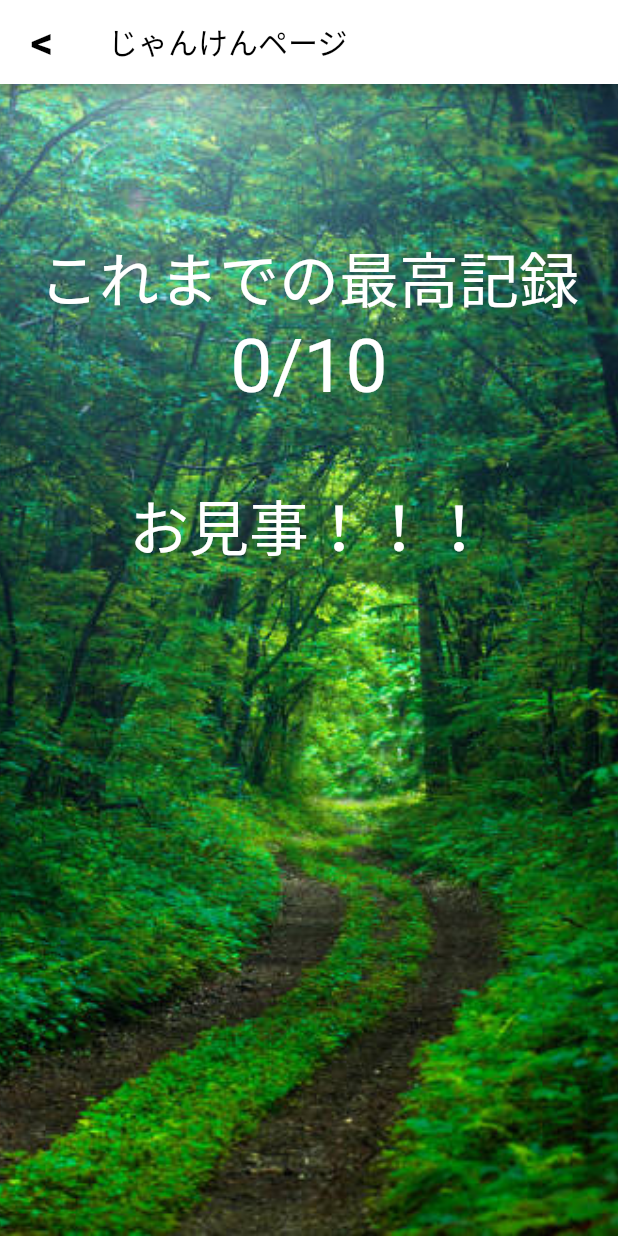
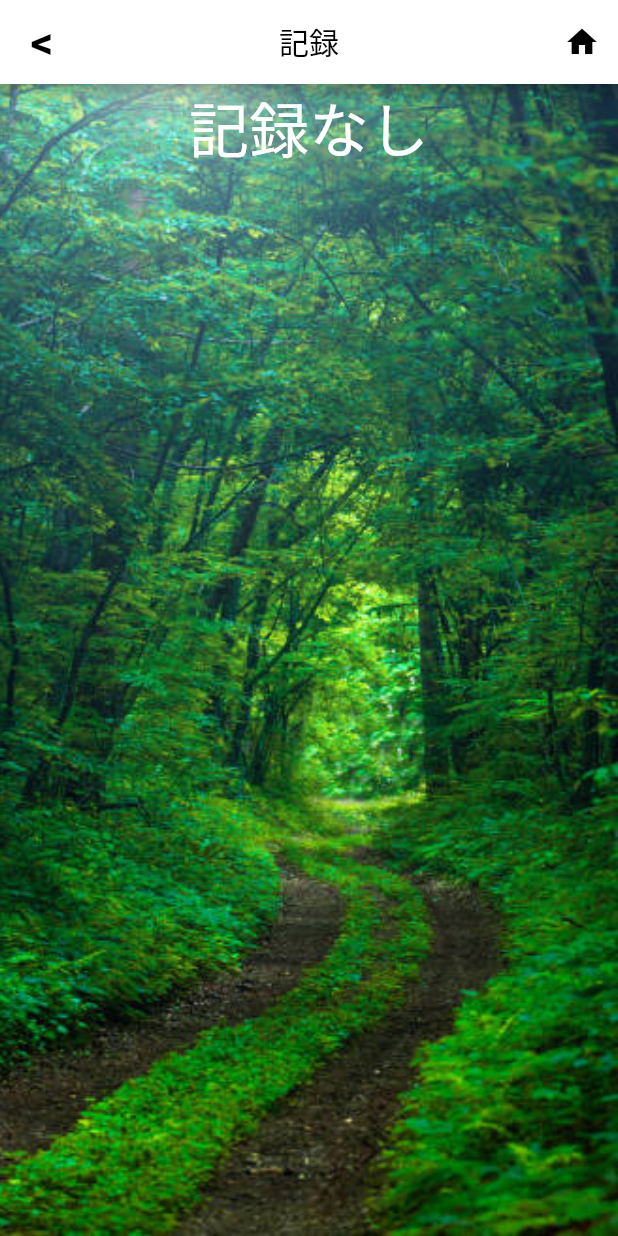
Before and after one commit to s1280121/janken, a Flutter app: the OneMainPage screen opened directly, after a tap on "最高記録", on a phone screen of 412 x 824 dp. Run offline on Flutter 3.47's test engine with Material 2 defaults, Android fonts, the light colour scheme and no system bars; our stand-ins replace google_fonts, page_transition, shared_preferences; accounts and stored records are empty; statements that could not run were skipped.

Commit message:
画面遷移アニメーション & 記録更新!!完了

```diff
--- /dev/null
+++ b/lib/common/appbar.dart
@@ -0,0 +1,44 @@
+import 'package:flutter/material.dart';
+import 'package:janken/main.dart';
+
+
+//共通のAppBar
+
+class CommonAppBar extends StatelessWidget implements PreferredSizeWidget {
+  final Text title;
+  final Widget pop;
+  final AppBar appBar;
+
+  const CommonAppBar({Key? key, required this.title, required this.appBar, required this.pop})
+      : super(key: key);
+
+  @override
+  Widget build(BuildContext context) {
+    return AppBar(
+      title: title,
+      leading: pop,
+      backgroundColor: Colors.white,
+      centerTitle: true,
+      actions: <Widget>[
+        IconButton(
+          icon: const Icon(
+            Icons.home,
+            color: Colors.black,
+          ),
+          onPressed: () {
+            Navigator.push(
+              context,
+              MaterialPageRoute(
+                builder: (context) => const MyApp(),
+                fullscreenDialog: true,
+              ),
+            );
+          },
+        ),
+      ],
+    );
+  }
+
+  @override
+  Size get preferredSize => Size.fromHeight(appBar.preferredSize.height);
+}
--- /dev/null
+++ b/lib/common/backbutton.dart
@@ -0,0 +1,29 @@
+import 'package:flutter/material.dart';
+import 'package:page_transition/page_transition.dart';
+
+
+class CustomBackButton extends StatelessWidget {
+  final Widget screen;
+
+  const CustomBackButton({Key? key, required this.screen}) : super(key: key);
+
+  @override
+  Widget build(BuildContext context) {
+    return TextButton(
+      child: const Text('<', style: TextStyle(
+          color: Colors.black,
+          fontWeight: FontWeight.bold,
+          fontSize: 30,
+        ),
+      ),
+      onPressed: () {
+        Navigator.push(context,
+          PageTransition(
+            child: screen, //画面遷移先
+            type: PageTransitionType.fade,
+            duration: Duration(milliseconds: 300),//アニメーションの時間
+          ),
+        );},
+    );
+  }
+}
--- a/lib/game_one/backbutton.dart
+++ /dev/null
@@ -1,51 +0,0 @@
-import 'package:flutter/material.dart';
-import 'package:janken/main.dart';
-
-import 'home.dart';
-
-class WinPageBackButton extends StatelessWidget {
-  const WinPageBackButton({Key? key}) : super(key: key);
-
-  @override
-  Widget build(BuildContext context) {
-    return TextButton(
-      child: const Text(
-        '<',
-        style: TextStyle(
-          color: Colors.black,
-          fontWeight: FontWeight.bold,
-          fontSize: 30,
-        ),
-      ),
-      onPressed: () {
-        // ここで任意の処理
-        Navigator.push(context,
-          MaterialPageRoute(builder: (context) => OneMainPage()),
-        );      },
-    );
-  }
-}
-
-
-class OneMainPageBackButton extends StatelessWidget {
-  const OneMainPageBackButton({Key? key}) : super(key: key);
-
-  @override
-  Widget build(BuildContext context) {
-    return TextButton(
-      child: const Text(
-        '<',
-        style: TextStyle(
-          color: Colors.black,
-          fontWeight: FontWeight.bold,
-          fontSize: 30,
-        ),
-      ),
-      onPressed: () {
-        // ここで任意の処理
-        Navigator.push(context,
-          MaterialPageRoute(builder: (context) => MyHomePage()),
-        );      },
-    );
-  }
-}
--- a/lib/game_one/home.dart
+++ b/lib/game_one/home.dart
@@ -1,28 +1,28 @@
 import 'package:flutter/material.dart';
-import 'package:janken/game_one/winPage.dart';
+import 'package:janken/game_one/result.dart';
+import 'package:janken/main.dart';
+import 'package:page_transition/page_transition.dart';
+import 'answer.dart';
 
-import 'answer.dart';
-import 'backbutton.dart';
+import '../common/appbar.dart';
+import '../common/backbutton.dart';
 
 class OneMainPage extends StatefulWidget {
   OneMainPage({Key? key}) : super(key: key);
-
 
   @override
   _OneMainPageState createState() => _OneMainPageState();
 }
 
 class _OneMainPageState extends State<OneMainPage> {
-
   int N = -1;
 
   @override
   Widget build(BuildContext context) {
     return Scaffold(
-      appBar: AppBar(
+      appBar: CommonAppBar(
         title: Text('100連じゃんけん'),
-        automaticallyImplyLeading: false, // 自動で生成される戻るボタンを無効化
-        leading: OneMainPageBackButton(),
+        pop: CustomBackButton(screen: MyApp(),), appBar: AppBar(),
       ),
       body: Container(
         decoration: const BoxDecoration(
@@ -47,10 +47,11 @@ class _OneMainPageState extends State<OneMainPage> {
                       onPrimary: Colors.white,
                     ),
                     onPressed: () {
-                      Navigator.push(
-                        context,
-                        MaterialPageRoute(
-                          builder: (BuildContext context) => WinPage(winN: N),
+                      Navigator.push(context,
+                        PageTransition(
+                          child: ResultPage(winN: N), //画面遷移先
+                          type: PageTransitionType.fade,
+                          duration: Duration(milliseconds: 300),//アニメーションの時間
                         ),
                       );
                     },
@@ -75,8 +76,11 @@ class _OneMainPageState extends State<OneMainPage> {
                   borderRadius: BorderRadius.circular(60),
                 ),
                 onPressed: () {
-                  Navigator.push(context, MaterialPageRoute(
-                      builder: (BuildContext context) => AnswerPage(title: 'dora',),
+                  Navigator.push(context,
+                    PageTransition(
+                      child: AnswerPage(title: 'dora'), //画面遷移先
+                      type: PageTransitionType.fade,
+                      duration: Duration(milliseconds: 300),//アニメーションの時間
                     ),
                   );
                 },
--- /dev/null
+++ b/lib/game_one/result.dart
@@ -0,0 +1,143 @@
+import 'package:flutter/material.dart';
+import 'package:google_fonts/google_fonts.dart';
+import 'package:janken/game_one/home.dart';
+import 'package:page_transition/page_transition.dart';
+import 'package:shared_preferences/shared_preferences.dart';
+
+import '../common/appbar.dart';
+import '../common/backbutton.dart';
+
+
+class ResultPage extends StatefulWidget {
+  int winN;
+  ResultPage({Key? key, required this.winN}) : super(key: key);
+
+  @override
+  State<ResultPage> createState() => _ResultPageState();
+}
+
+class _ResultPageState extends State<ResultPage> {
+  String startNext = "START!!";
+  String enemyName = "VS　ドラ";
+  String nextEnemy = "kani";
+  var winImage = null;
+
+  int N = 0;
+  bool isNewRecord = false;
+
+  final prefs = SharedPreferences.getInstance();
+
+  @override
+  void initState() {
+    super.initState();
+    init();
+  }
+
+  // 画面起動時に読み込む
+  void init() async {
+    final prefs = await SharedPreferences.getInstance();
+    setState(() {
+      //　データの読み込み
+      N = prefs.getInt('win')!;
+      //　勝率が越された時のみ更新
+      if(widget.winN > N) prefs.setInt('win', widget.winN);
+    });
+    isNewRecord = false;
+  }
+
+  _setNtoWin() async {
+    SharedPreferences prefs = await SharedPreferences.getInstance();
+    prefs.setInt('win', N);
+  }
+
+
+  @override
+  Widget build(BuildContext context) {
+    return Scaffold(
+      appBar: CommonAppBar(
+        title: Text('記録'),
+        pop: CustomBackButton(screen: OneMainPage(),), appBar: AppBar(),
+      ),
+      body: Container(
+        decoration: const BoxDecoration(
+            image: DecorationImage(
+              image: AssetImage('images/mori.jpg'),
+              fit: BoxFit.cover,
+            )
+        ),
+        child: Center(
+          child: Column(
+              children: uiWidget()
+          ),
+        ),
+      ),
+    );
+  }
+
+  List<Widget> uiWidget() {
+    Widget ifEnemy() {
+      if(widget.winN > N && widget.winN != -1) isNewRecord = true;
+      if(widget.winN > N) N = widget.winN;
+
+      return Text('\n');
+    }
+    ifEnemy();
+    _setNtoWin();
+    return <Widget>[
+      if(isNewRecord == true) Text('記録更新！！', style: TextStyle(fontSize: 40, color: Colors.white),),
+      if(N == 0) Text('記録なし', style: TextStyle(fontSize: 40, color: Colors.white),),
+      if(N != 0) Column(children: <Widget>[
+        SizedBox(height: 100,),
+        Text('最高記録', style: TextStyle(fontSize: 40, color: Colors.white),),
+        Text(N.toString() + '/10', style: GoogleFonts.reggaeOne(
+          textStyle: Theme.of(context).textTheme.headline4,
+          color: Colors.white,
+          fontSize: 50,
+        ),
+        ),
+        Text('', style: TextStyle(fontSize: 40, color: Colors.white),),
+        if(widget.winN == -1 && N >= 7) Text('素晴らしい!!', style: TextStyle(fontSize: 40, color: Colors.white),),
+        if(widget.winN == -1 && N < 7) Text('頑張ろう!!', style: TextStyle(fontSize: 40, color: Colors.white),),
+      // 勝負後の画面遷移なら当回の勝率も表示
+        if(widget.winN != -1)
+          Column(
+            children: [
+            Text('今回の記録', style: TextStyle(fontSize: 40, color: Colors.white),),
+            Text(widget.winN.toString() + '/10', style: GoogleFonts.reggaeOne(
+              textStyle: Theme.of(context).textTheme.headline4,
+              color: Colors.white,
+              fontSize: 50,
+            ),),
+          ],
+        ),
+        Text('', style: TextStyle(fontSize: 40, color: Colors.white),),
+        if(widget.winN != -1 && widget.winN >= 7) Text('素晴らしい!!', style: TextStyle(fontSize: 40, color: Colors.white),),
+        if(widget.winN != -1 && widget.winN < 7) Text('頑張ろう!!', style: TextStyle(fontSize: 40, color: Colors.white),),      SizedBox(height: 50),
+        if(widget.winN != -1)
+          Row(
+            mainAxisAlignment: MainAxisAlignment.end,
+            children: [
+              ElevatedButton(
+                style: ElevatedButton.styleFrom(
+                  primary: Colors.transparent,
+                  onPrimary: Colors.white,
+                ),
+                onPressed: () {
+                  Navigator.push(context,
+                    PageTransition(
+                      child: OneMainPage(), //画面遷移先
+                      type: PageTransitionType.fade,
+                      duration: Duration(milliseconds: 300),//アニメーションの時間
+                  ),
+                  );
+                  },
+                child: const Text('→',style: TextStyle(fontSize: 100,)),
+              ),
+              SizedBox(height: 70),
+            ],
+          ),
+      ],
+      ),
+    ];
+  }
+}
--- a/lib/game_one/winPage.dart
+++ /dev/null
@@ -1,120 +0,0 @@
-import 'package:flutter/material.dart';
-import 'package:google_fonts/google_fonts.dart';
-import 'package:janken/game_one/home.dart';
-import 'package:shared_preferences/shared_preferences.dart';
-
-import 'backbutton.dart';
-
-
-class WinPage extends StatefulWidget {
-  int winN;
-  WinPage({Key? key, required this.winN}) : super(key: key);
-
-  @override
-  State<WinPage> createState() => _WinPageState();
-}
-
-class _WinPageState extends State<WinPage> {
-  String startNext = "START!!";
-  String enemyName = "VS　ドラ";
-  String nextEnemy = "kani";
-  var winImage = null;
-
-  int N = 0;
-
-  final prefs = SharedPreferences.getInstance();
-
-  @override
-  void initState() {
-    super.initState();
-    init();
-  }
-
-  // 画面起動時に読み込むメソッド
-  void init() async {
-    final prefs = await SharedPreferences.getInstance();
-    setState(() {
-      //　データの読み込み
-      N = prefs.getInt('win')!;
-      //　勝率が越された時のみ更新
-      if(widget.winN > N) prefs.setInt('win', widget.winN);
-
-      //　更新した瞬間最高記録も変えるならここも必要？
-      // N = prefs.getInt('win')!;
-    });
-  }
-
-  @override
-  Widget build(BuildContext context) {
-    return Scaffold(
-      appBar: AppBar(
-        title: Text("じゃんけんページ"),
-        automaticallyImplyLeading: false, // 自動で生成される戻るボタンを無効化
-        leading: const WinPageBackButton(),
-      ),
-      body: Container(
-        decoration: const BoxDecoration(
-            image: DecorationImage(
-              image: AssetImage('images/mori.jpg'),
-              fit: BoxFit.cover,
-            )
-        ),
-        child: Center(
-          child: Column(
-                    children: uiWidget()
-                ),
-        ),
-            ),
-    );
-  }
-
-  List<Widget> uiWidget() {
-    return <Widget>[
-      SizedBox(height: 100,),
-      // 最高記録表示
-      Text('これまでの最高記録', style: TextStyle(fontSize: 40, color: Colors.white),),
-      Text(N.toString() + '/10', style: GoogleFonts.reggaeOne(
-          textStyle: Theme.of(context).textTheme.headline4,
-          color: Colors.white,
-          fontSize: 50,
-        ),),
-      // 勝負後の画面遷移なら当回の勝率も表示
-      if(widget.winN != -1)
-        Column(
-          children: [
-            Text('今回の記録', style: TextStyle(fontSize: 40, color: Colors.white),),
-            Text(widget.winN.toString() + '/10', style: GoogleFonts.reggaeOne(
-              textStyle: Theme.of(context).textTheme.headline4,
-              color: Colors.white,
-              fontSize: 50,
-            ),),
-          ],
-        ),
-      Text('\nお見事！！！', style: TextStyle(fontSize: 40, color: Colors.white),),
-      SizedBox(height: 50),
-      if(widget.winN != -1)
-        Row(
-        mainAxisAlignment: MainAxisAlignment.end,
-        children: [
-          ElevatedButton(
-            style: ElevatedButton.styleFrom(
-              primary: Colors.transparent,
-              onPrimary: Colors.white,
-            ),
-            onPressed: () {
-              Navigator.push(
-                context,
-                MaterialPageRoute(
-                  // builder: (BuildContext context) => AnswerPage(title: nextEnemy,),
-                  builder: (BuildContext context) => OneMainPage(),
-                ),
-              );
-            },
-            child: const Text('→',style: TextStyle(fontSize: 100,)),
-          ),
-          SizedBox(height: 70,),
-        ],
-      ),
-    ];
-  }
-}
--- a/lib/main.dart
+++ b/lib/main.dart
@@ -1,8 +1,7 @@
 import 'package:flutter/material.dart';
 import 'package:google_fonts/google_fonts.dart';
 import 'package:janken/game_one/home.dart';
-
-import 'game_one/answer.dart';
+import 'package:page_transition/page_transition.dart';
 
 void main() {
   runApp(const MyApp());
@@ -12,23 +11,23 @@ class MyApp extends StatelessWidget {
   const MyApp({Key? key}) : super(key: key);
   final MaterialColor materialWhite = const MaterialColor(
     0xFFFFFFFF,
-    const <int, Color>{
-      50: const Color(0xFFFFFFFF),
-      100: const Color(0xFFFFFFFF),
-      200: const Color(0xFFFFFFFF),
-      300: const Color(0xFFFFFFFF),
-      400: const Color(0xFFFFFFFF),
-      500: const Color(0xFFFFFFFF),
-      600: const Color(0xFFFFFFFF),
-      700: const Color(0xFFFFFFFF),
-      800: const Color(0xFFFFFFFF),
-      900: const Color(0xFFFFFFFF),
+    <int, Color>{
+      50: Color(0xFFFFFFFF),
+      100: Color(0xFFFFFFFF),
+      200: Color(0xFFFFFFFF),
+      300: Color(0xFFFFFFFF),
+      400: Color(0xFFFFFFFF),
+      500: Color(0xFFFFFFFF),
+      600: Color(0xFFFFFFFF),
+      700: Color(0xFFFFFFFF),
+      800: Color(0xFFFFFFFF),
+      900: Color(0xFFFFFFFF),
     },
   );
   @override
   Widget build(BuildContext context) {
     return MaterialApp(
-      title: 'Flutter Demo',
+      title: 'じゃんけんアプリ',
       theme: ThemeData(
         primarySwatch: materialWhite,
         textTheme: GoogleFonts.yuseiMagicTextTheme(
@@ -36,21 +35,19 @@ class MyApp extends StatelessWidget {
         ),
       ),
       darkTheme: ThemeData.dark(),
-      home: MyHomePage(),
+      home: const MyHomePage(),
     );
   }
-
 }
 
 class MyHomePage extends StatefulWidget {
-  MyHomePage({Key? key}) : super(key: key);
+  const MyHomePage({Key? key}) : super(key: key);
 
   @override
   _MyHomePageState createState() => _MyHomePageState();
 }
 
 class _MyHomePageState extends State<MyHomePage> {
-
   @override
   Widget build(BuildContext context) {
     return Scaffold(
@@ -58,50 +55,54 @@ class _MyHomePageState extends State<MyHomePage> {
         child: Column(
           mainAxisAlignment: MainAxisAlignment.start,
           children: <Widget>[
-            SizedBox(height: 100),
-            Text('じゃんけんアプリ', style: TextStyle(fontSize: 50),),
-            SizedBox(height: 100),
+            const SizedBox(height: 100),
+            const Text('じゃんけんアプリ', style: TextStyle(fontSize: 50),),
+            const SizedBox(height: 100),
             MaterialButton(
-              child: Text('100連\nじゃんけん', style: TextStyle(fontSize: 30),),
-              padding: EdgeInsets.all(30),//パディング
-              color: Colors.blue, //背景色
-              textColor: Colors.white, //アイコンの色
-              shape: CircleBorder(),//丸
+              padding: const EdgeInsets.all(30),
+              color: Colors.blue,
+              textColor: Colors.white,
+              shape: const CircleBorder(),//丸
               onPressed:() {
-                Navigator.push(context, MaterialPageRoute(
-                    builder: (BuildContext context) => OneMainPage(),
+                Navigator.push(context,
+                  PageTransition(
+                    child: OneMainPage(), //画面遷移先
+                    type: PageTransitionType.fade,
+                    duration: Duration(milliseconds: 300),//アニメーションの時間
+                    reverseDuration: Duration(seconds: 1),//戻る際のアニメーションの時間
                   ),
                 );
               },
+              child: const Text('100連\nじゃんけん', style: TextStyle(fontSize: 30),),
             ),
             Row(
               mainAxisAlignment: MainAxisAlignment.spaceBetween,
               children: [
                 MaterialButton(
-                  child: Text('指令\nじゃんけん', style: TextStyle(fontSize: 30),),
-                  padding: EdgeInsets.all(30),//パディング
-                  color: Colors.blue, //背景色
-                  textColor: Colors.white, //アイコンの色
-                  shape: CircleBorder(),//丸
+                  padding: const EdgeInsets.all(30),
+                  color: Colors.blue,
+                  textColor: Colors.white,
+                  shape: const CircleBorder(),
                   onPressed:() {
                     // Navigator.push(context, MaterialPageRoute(
                     //   builder: (BuildContext context) => OneMainPage(),
                     // ),
                     // );
                   },
+                  child: const Text('指令\nじゃんけん', style: TextStyle(fontSize: 30),),
                 ),
                 MaterialButton(
-                  child: Text('グリコ', style: TextStyle(fontSize: 30),),
-                  padding: EdgeInsets.all(53),//パディング
-                  color: Colors.blue, //背景色
-                  textColor: Colors.white, //アイコンの色
-                  shape: CircleBorder(),//丸
+                  padding: const EdgeInsets.all(53),
+                  color: Colors.blue,
+                  textColor: Colors.white,
+                  shape: const CircleBorder(),
                   onPressed:() {
                     // Navigator.push(context, MaterialPageRoute(
                     //   builder: (BuildContext context) => OneMainPage(),
                     // ),
                     // );
                   },
+                  child: const Text('グリコ', style: TextStyle(fontSize: 30)),
                 ),
               ],
             ),
--- a/pubspec.yaml
+++ b/pubspec.yaml
@@ -36,6 +36,7 @@ dependencies:
   cupertino_icons: ^1.0.2
   google_fonts: ^3.0.1
   shared_preferences: ^2.0.16
+  page_transition: ^2.0.4
 
 dev_dependencies:
   flutter_test:
```
Also changed, not shown: lib/game_one/answer.dart (+26 -8 lines), pubspec.lock.
